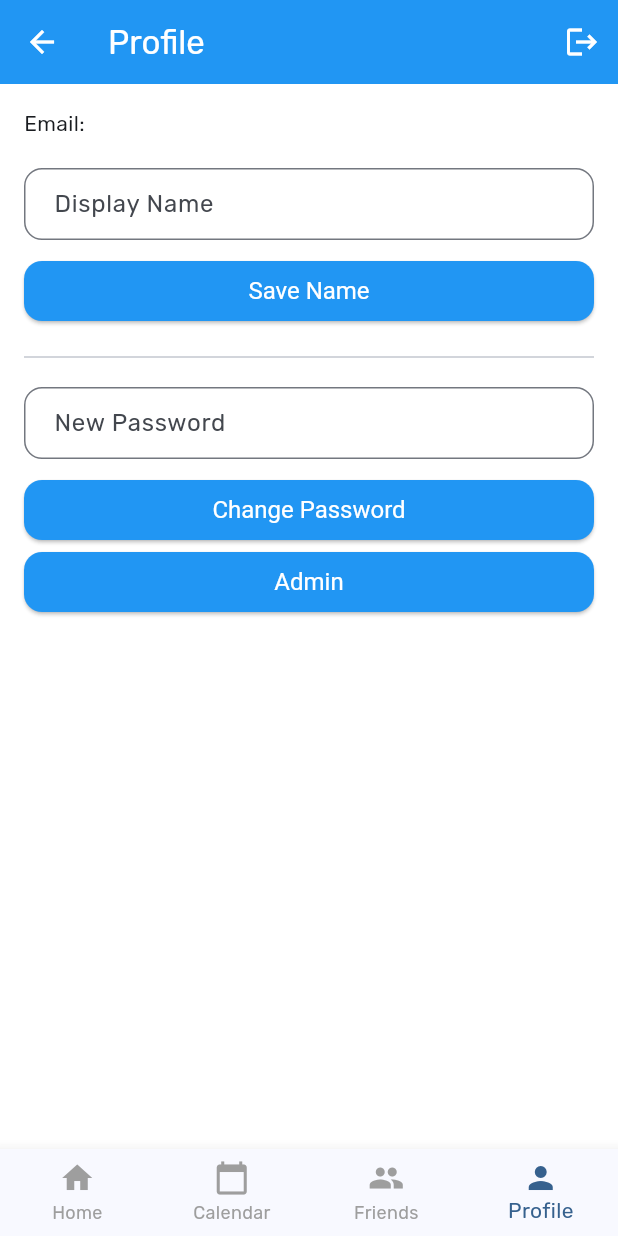
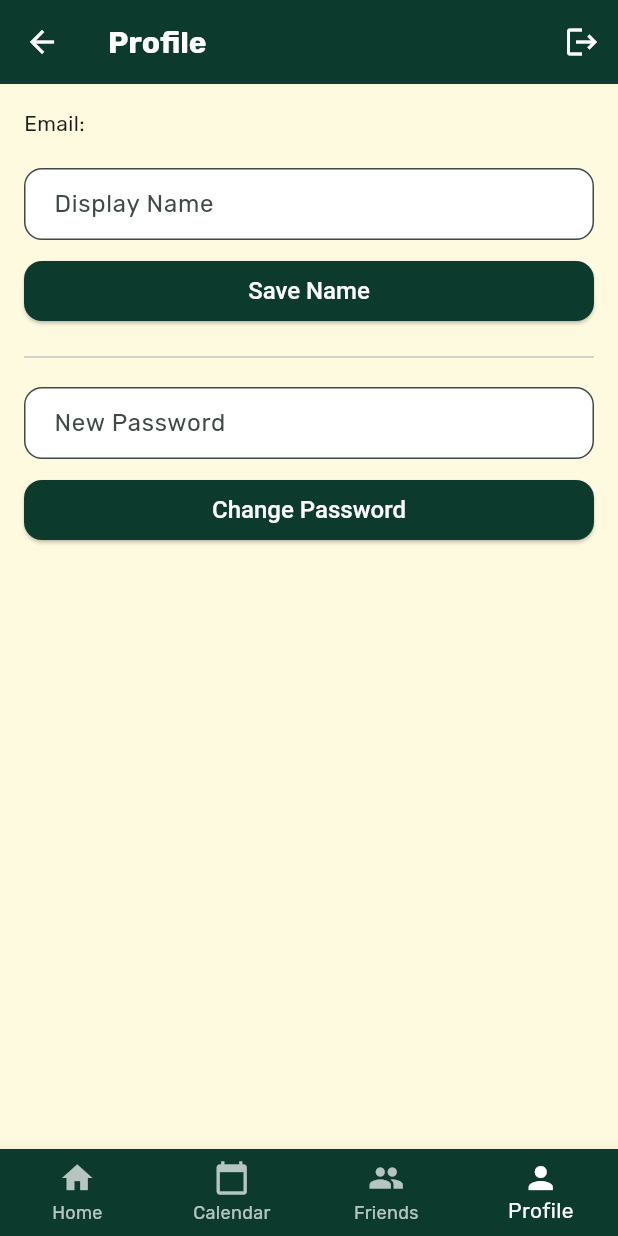
Before and after one commit to adelinapasculescu1/its-done-app, a Flutter app: the screen it shows once a user with an empty profile is signed in, item 4 of the bottom bar chosen, on a phone screen of 412 x 824 dp. Run offline on Flutter 3.47's test engine with Material 3 defaults, Android fonts, the phone set to English and light mode, and no system bars; our stand-ins replace cloud_firestore, firebase_auth, firebase_core, flutter_local_notifications, table_calendar, timezone; accounts and stored records are empty.

Commit message:
theme updates

```diff
--- a/lib/screens/home_screen.dart
+++ b/lib/screens/home_screen.dart
@@ -3,6 +3,7 @@ import 'package:intl/intl.dart';
 import '../models/habit.dart';
 import '../services/auth_service.dart';
 import '../services/habit_service.dart';
+import '../utils/app_theme.dart';
 import '../widgets/bottom_menu_bar.dart';
 import 'login_screen.dart';
 
@@ -42,6 +43,7 @@ class HomeScreen extends StatelessWidget {
               final completedToday = habit.calendar[today] ?? false;
 
               return Card(
+                color: AppTheme.cardColor,
                 margin: const EdgeInsets.symmetric(horizontal: 16, vertical: 8),
                 child: ListTile(
                   title: Text(habit.name),
--- a/lib/screens/profile_screen.dart
+++ b/lib/screens/profile_screen.dart
@@ -168,10 +168,10 @@ class _ProfileScreenState extends State<ProfileScreen> {
               onPressed: _changePassword,
               child: const Text('Change Password'),
             ),
-            ElevatedButton(
-              onPressed: () => Navigator.pushNamed(context, '/admin'),
-              child: const Text('Admin'),
-            )
+            // ElevatedButton(
+            //   onPressed: () => Navigator.pushNamed(context, '/admin'),
+            //   child: const Text('Admin'),
+            // )
           ],
         ),
       ),
--- a/lib/utils/app_theme.dart
+++ b/lib/utils/app_theme.dart
@@ -1,35 +1,60 @@
 import 'package:flutter/material.dart';
 
 class AppTheme {
+  static const Color primaryColor = Color(0xFF0C3B2E);
+  static const Color backgroundColor = Color(0xFFFEFAE0);
+  static const Color cardColor = Color(0xFFEDFFDD);
+
   static ThemeData lightTheme = ThemeData(
+    useMaterial3: true,
     fontFamily: 'Rubik',
-    useMaterial3: true,
-    colorScheme: ColorScheme.fromSeed(seedColor: Colors.blue),
-    scaffoldBackgroundColor: Colors.white,
+    scaffoldBackgroundColor: backgroundColor,
+    colorScheme: ColorScheme.fromSeed(
+      seedColor: primaryColor,
+      brightness: Brightness.light,
+      primary: primaryColor,
+      background: backgroundColor,
+    ),
     appBarTheme: const AppBarTheme(
-      backgroundColor: Colors.blue,
+      backgroundColor: primaryColor,
       foregroundColor: Colors.white,
       elevation: 0,
+      titleTextStyle: TextStyle(
+        fontFamily: 'Rubik',
+        fontSize: 20,
+        fontWeight: FontWeight.w600,
+        color: Colors.white,
+      ),
     ),
     floatingActionButtonTheme: const FloatingActionButtonThemeData(
-      backgroundColor: Colors.blue,
+      backgroundColor: primaryColor,
       foregroundColor: Colors.white,
     ),
     elevatedButtonTheme: ElevatedButtonThemeData(
       style: ElevatedButton.styleFrom(
-        backgroundColor: Colors.blue,
+        backgroundColor: primaryColor,
         foregroundColor: Colors.white,
         shape: RoundedRectangleBorder(
           borderRadius: BorderRadius.circular(12),
         ),
-        textStyle: const TextStyle(fontSize: 16),
+        textStyle: const TextStyle(
+          fontSize: 16,
+          fontWeight: FontWeight.w500,
+        ),
       ),
     ),
     inputDecorationTheme: InputDecorationTheme(
+      fillColor: Colors.white,
+      filled: true,
       border: OutlineInputBorder(
         borderRadius: BorderRadius.circular(12),
       ),
       contentPadding: const EdgeInsets.symmetric(horizontal: 16, vertical: 12),
     ),
+    textTheme: const TextTheme(
+      bodyLarge: TextStyle(fontSize: 16),
+      bodyMedium: TextStyle(fontSize: 14),
+      titleMedium: TextStyle(fontWeight: FontWeight.bold),
+    ),
   );
 }
--- a/lib/widgets/bottom_menu_bar.dart
+++ b/lib/widgets/bottom_menu_bar.dart
@@ -3,6 +3,7 @@ import '../screens/home_screen.dart';
 import '../screens/calendar_screen.dart';
 import '../screens/friends_screen.dart';
 import '../screens/profile_screen.dart';
+import '../utils/app_theme.dart';
 
 class BottomMenuBar extends StatelessWidget {
   final int currentIndex;
@@ -42,8 +43,9 @@ class BottomMenuBar extends StatelessWidget {
       currentIndex: currentIndex,
       onTap: (index) => _onItemTapped(context, index),
       type: BottomNavigationBarType.fixed,
-      selectedItemColor: Theme.of(context).colorScheme.primary,
-      unselectedItemColor: Colors.grey,
+      selectedItemColor: Colors.white,
+      unselectedItemColor: Colors.white70,
+      backgroundColor: AppTheme.primaryColor,
       items: const [
         BottomNavigationBarItem(icon: Icon(Icons.home), label: 'Home'),
         BottomNavigationBarItem(icon: Icon(Icons.calendar_today), label: 'Calendar'),
```
Also changed, not shown: lib/screens/friend_habits_screen.dart (+31 -3 lines), lib/screens/friends_screen.dart (+35 -3 lines).
